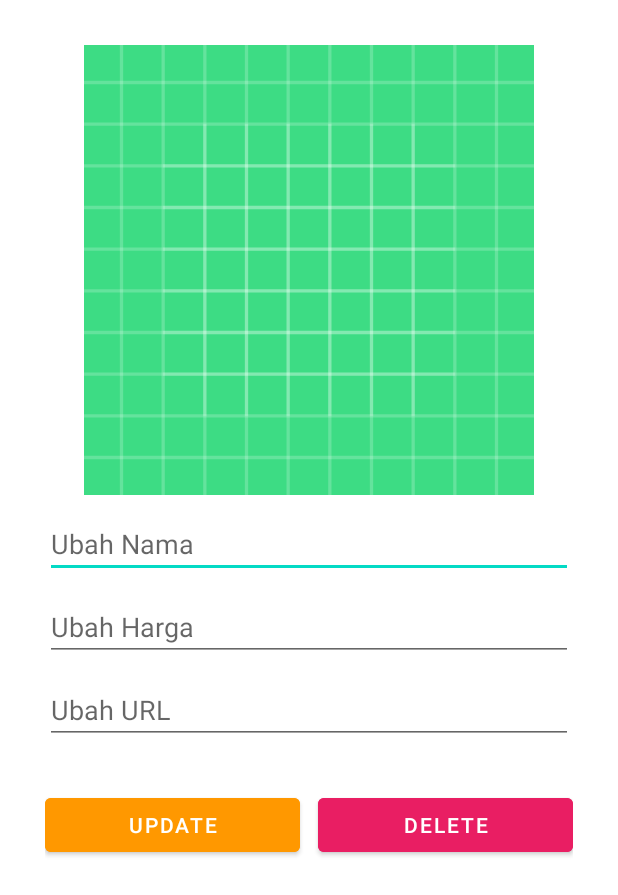
After one commit to rodhisz/MVPFood, an Android app: the layout activity_update_delete.xml on its own in the app's theme, with its tools: preview values and no code run, on a phone screen of 412 x 824 dp. The commit adds this screen. Shown: the top 895 px of the screen. Run offline under Robolectric (Android 15) with nearby library versions, the phone set to English and light mode, and no system bars.

Commit message:
Add new package

```diff
--- a/app/src/main/java/com/example/mvpfood/base/BasePresenter.kt
+++ b/app/src/main/java/com/example/mvpfood/base/BasePresenter.kt
@@ -1,8 +1,10 @@
 package com.example.mvpfood.base
 
 import com.example.mvpfood.main.MainActivity
+import com.example.mvpfood.updatedelete.UpdateDeleteConstruct
 
 interface BasePresenter<T : BaseView> {
     fun onAttach(view : MainActivity)
     fun onDetach()
+    fun onAttach(view : UpdateDeleteConstruct)
 }
--- a/app/src/main/java/com/example/mvpfood/main/MainConstruct.kt
+++ b/app/src/main/java/com/example/mvpfood/main/MainConstruct.kt
@@ -2,7 +2,6 @@ package com.example.mvpfood.main
 
 import com.example.mvpfood.base.BaseView
 import com.example.mvpfood.model.DataItem
-import com.example.mvpfood.model.ResponseGetFood
 
 interface MainConstruct {
     interface view : BaseView{
@@ -14,5 +13,6 @@ interface MainConstruct {
 
     interface Presenter{
         fun getAllFood()
+        fun insertFood(namaMakanan: String, hargaMakanan: String, gambarMakanan: String)
     }
 }
--- /dev/null
+++ b/app/src/main/res/layout/activity_update_delete.xml
@@ -0,0 +1,67 @@
+<?xml version="1.0" encoding="utf-8"?>
+<LinearLayout xmlns:android="http://schemas.android.com/apk/res/android"
+    xmlns:app="http://schemas.android.com/apk/res-auto"
+    xmlns:tools="http://schemas.android.com/tools"
+    android:layout_width="match_parent"
+    android:layout_height="match_parent"
+    tools:context=".updatedelete.UpdateDeleteActivity"
+    android:orientation="vertical"
+    android:padding="30dp">
+
+    <ImageView
+        android:layout_width="300dp"
+        android:layout_height="300dp"
+        android:id="@+id/img_update"
+        android:layout_gravity="center"
+        android:background="@drawable/ic_launcher_background"/>
+
+    <EditText
+        android:layout_width="match_parent"
+        android:layout_height="wrap_content"
+        android:id="@+id/edt_update_nama"
+        android:hint="Ubah Nama"
+        android:layout_marginTop="10dp"/>
+
+    <EditText
+        android:layout_width="match_parent"
+        android:layout_height="wrap_content"
+        android:id="@+id/edt_update_harga"
+        android:hint="Ubah Harga"
+        android:layout_marginTop="10dp"/>
+
+    <EditText
+        android:layout_width="match_parent"
+        android:layout_height="wrap_content"
+        android:id="@+id/edt_update_url"
+        android:hint="Ubah URL"
+        android:layout_marginTop="10dp"/>
+
+    <LinearLayout
+        android:layout_width="match_parent"
+        android:layout_height="wrap_content"
+        android:orientation="horizontal"
+        android:layout_marginTop="30dp">
+
+        <Button
+            android:layout_width="match_parent"
+            android:layout_height="wrap_content"
+            android:text="Update"
+            android:layout_marginRight="6dp"
+            android:layout_weight="1"
+            android:id="@+id/btn_update"
+            android:backgroundTint="#FF9800"/>
+
+        <Button
+            android:layout_width="match_parent"
+            android:layout_height="wrap_content"
+            android:layout_marginLeft="6dp"
+            android:text="Delete"
+            android:layout_weight="1"
+            android:backgroundTint="#E91E63"
+            android:id="@+id/btn_delete"/>
+
+    </LinearLayout>
+
+
+
+</LinearLayout>
```
Also changed, not shown: app/src/main/AndroidManifest.xml (+6 -3 lines), app/src/main/java/com/example/mvpfood/api/ApiService.kt (+18 -1 lines), app/src/main/java/com/example/mvpfood/main/FoodAdapter.kt (+8 -0 lines), app/src/main/java/com/example/mvpfood/main/MainActivity.kt (+45 -0 lines), app/src/main/java/com/example/mvpfood/main/MainPresenter.kt (+31 -0 lines), app/src/main/java/com/example/mvpfood/model/DataItem.kt (+32 -1 lines), app/src/main/java/com/example/mvpfood/updatedelete/UpdateDeleteActivity.kt (added, +56 -0 lines), app/src/main/java/com/example/mvpfood/updatedelete/UpdateDeleteConstruct.kt (added, +19 -0 lines), app/src/main/java/com/example/mvpfood/updatedelete/UpdateDeletePresenter.kt (added, +57 -0 lines).
